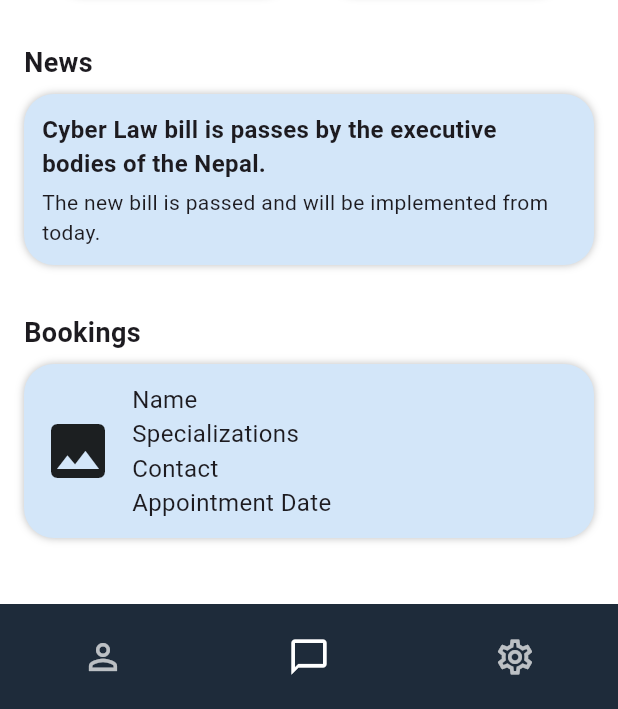
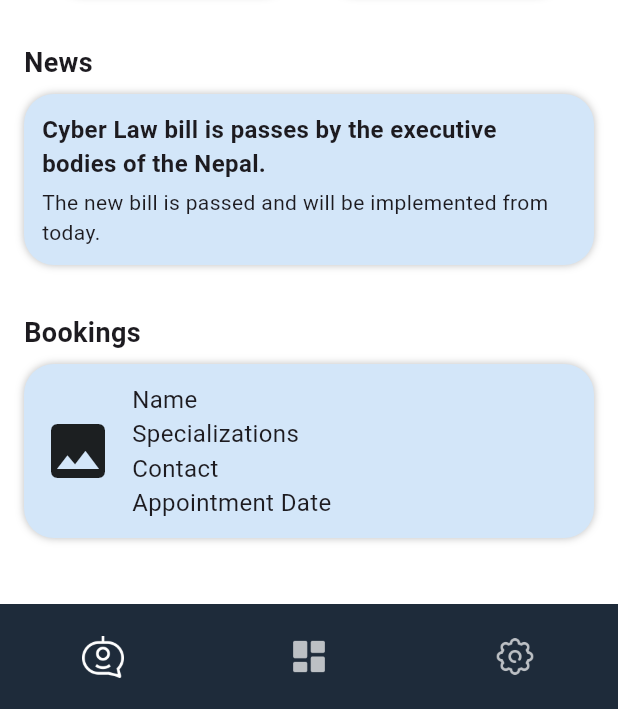
Before and after one commit to sach1nkhatri/lawyerup_android, a Flutter app: the DashboardPage screen opened by its route, scrolled down 68 dp, on a phone screen of 412 x 824 dp, the part 527-1236 px from its top. Run offline on Flutter 3.47's test engine with Material 3 defaults, Android fonts, the phone set to English and light mode, and no system bars; our stand-ins replace shared_preferences; accounts and stored records are empty.

Commit message:
Dashboard_view

```diff
--- a/lib/features/dashboard/pages/dashboard_page.dart
+++ b/lib/features/dashboard/pages/dashboard_page.dart
@@ -1,47 +1,39 @@
 import 'package:flutter/material.dart';
-import '../../../shared/widgets/bottom_nav.dart';
-import '../../../shared/widgets/logo_header.dart'; // <-- Add this import
-import '../widgets/quick_links.dart';
-import '../widgets/news_card.dart';
-import '../widgets/bookings_card.dart';
+import 'package:lawyerup_android/features/ai_chat/pages/chat_page.dart';
+import 'package:lawyerup_android/features/dashboard/pages/dashboard_view.dart';
+import 'package:lawyerup_android/features/settings/pages/settings_page.dart';
+import 'package:lawyerup_android/shared/widgets/bottom_nav.dart';
 
-class DashboardPage extends StatelessWidget {
+class DashboardPage extends StatefulWidget {
   const DashboardPage({super.key});
+
+  @override
+  State<DashboardPage> createState() => _DashboardPageState();
+}
+
+class _DashboardPageState extends State<DashboardPage> {
+  int _currentIndex = 0;
+
+  final List<Widget> _pages = const [
+    DashboardView(),
+    ChatPage(),        // Index 0
+    SettingsPage(),    // Index 2
+  ];
+
+  void _onTabTapped(int index) {
+    setState(() {
+      _currentIndex = index;
+    });
+  }
 
   @override
   Widget build(BuildContext context) {
     return Scaffold(
-      backgroundColor: Colors.white,
-      appBar: AppBar(
-        backgroundColor: const Color(0xFF1E2B3A),
-        elevation: 0,
-        centerTitle: true,
-        title: const Text(
-          "Home",
-          style: TextStyle(
-            fontSize: 20,
-            fontWeight: FontWeight.w600,
-            color: Colors.white,
-          ),
-        ),
+      body: _pages[_currentIndex],
+      bottomNavigationBar: BottomNav(
+        currentIndex: _currentIndex,
+        onTap: _onTabTapped, // ✅ Properly passed callback
       ),
-      body: SingleChildScrollView(
-        padding: const EdgeInsets.symmetric(horizontal: 16, vertical: 24),
-        child: Column(
-          crossAxisAlignment: CrossAxisAlignment.start,
-          children: const [
-            Center(child: LogoHeader()), // 👈 Logo under AppBar only here
-            SizedBox(height: 24),
-            QuickLinks(),
-            SizedBox(height: 32),
-            NewsCard(),
-            SizedBox(height: 32),
-            BookingsCard(),
-            SizedBox(height: 20),
-          ],
-        ),
-      ),
-      bottomNavigationBar: const BottomNav(currentIndex: 1),
     );
   }
 }
--- /dev/null
+++ b/lib/features/dashboard/pages/dashboard_view.dart
@@ -0,0 +1,46 @@
+import 'package:flutter/material.dart';
+import '../../../shared/widgets/logo_header.dart';
+import '../widgets/quick_links.dart';
+import '../widgets/news_card.dart';
+import '../widgets/bookings_card.dart';
+
+class DashboardView extends StatelessWidget {
+  const DashboardView({super.key});
+
+  @override
+  Widget build(BuildContext context) {
+    return Scaffold(
+      backgroundColor: Colors.white,
+      appBar: AppBar(
+        backgroundColor: const Color(0xFF1E2B3A),
+        elevation: 0,
+        centerTitle: true,
+        title: const Text(
+          "Home",
+          style: TextStyle(
+            fontSize: 20,
+            fontWeight: FontWeight.w600,
+            color: Colors.white,
+          ),
+        ),
+      ),
+      body: SingleChildScrollView(
+        padding: const EdgeInsets.symmetric(horizontal: 16, vertical: 24),
+        child: Column(
+          crossAxisAlignment: CrossAxisAlignment.start,
+          children: const [
+            Center(child: LogoHeader()),
+            SizedBox(height: 24),
+            QuickLinks(),
+            SizedBox(height: 32),
+            NewsCard(),
+            SizedBox(height: 32),
+            BookingsCard(),
+            SizedBox(height: 20),
+          ],
+        ),
+      ),
+      // bottomNavigationBar: const BottomNav(currentIndex: 1),
+    );
+  }
+}
--- a/lib/shared/widgets/bottom_nav.dart
+++ b/lib/shared/widgets/bottom_nav.dart
@@ -1,9 +1,4 @@
 import 'package:flutter/material.dart';
-import 'package:lawyerup_android/routes/app_router.dart';
-
-
-
-
 class BottomNav extends StatelessWidget {
   final int currentIndex;
   final Function(int)? onTap;
@@ -18,53 +13,32 @@ class BottomNav extends StatelessWidget {
   Widget build(BuildContext context) {
     const backgroundColor = Color(0xFF1E2B3A);
 
-    const icons = [
-      Icons.person_outline,
-      Icons.chat_bubble_outline,
-      Icons.settings_outlined,
+    const iconPaths = [
+      'assets/icons/chaticon.png',       // Index 0 → AI Chat
+      'assets/icons/dashboardicon.png',  // Index 1 → Dashboard
+      'assets/icons/settingsicon.png',   // Index 2 → Settings
     ];
+
     return Container(
       height: 70,
       color: backgroundColor,
       child: Row(
-        children: [
-          Expanded(
-            child: Center(
-              child: GestureDetector(
-                onTap: () => onTap?.call(0),
-                child: Icon(
-                  icons[0],
-                  size: 28,
-                  color: currentIndex == 0 ? Colors.white : Colors.white70,
+        mainAxisAlignment: MainAxisAlignment.spaceEvenly,
+        children: List.generate(iconPaths.length, (index) {
+          return Expanded(
+            child: GestureDetector(
+              onTap: () => onTap?.call(index),
+              child: Center(
+                child: Image.asset(
+                  iconPaths[index],
+                  width: 28,
+                  height: 28,
+                  color: currentIndex == index ? Colors.white : Colors.white70,
                 ),
               ),
             ),
-          ),
-          Expanded(
-            child: Center(
-              child: GestureDetector(
-                onTap: () => onTap?.call(1),
-                child: Icon(
-                  icons[1],
-                  size: 28,
-                  color: currentIndex == 1 ? Colors.white : Colors.white70,
-                ),
-              ),
-            ),
-          ),
-          Expanded(
-            child: Center(
-              child: GestureDetector(
-                onTap:() => Navigator.pushNamed(context, AppRouter.settings),
-                child: Icon(
-                  icons[2],
-                  size: 28,
-                  color: currentIndex == 2 ? Colors.white : Colors.white70,
-                ),
-              ),
-            ),
-          ),
-        ],
+          );
+        }),
       ),
     );
   }
--- a/pubspec.yaml
+++ b/pubspec.yaml
@@ -62,8 +62,7 @@ flutter:
   uses-material-design: true
   assets:
     - assets/images/
-    - assets/images/welcomescreendesign.png
-    - assets/images/judiciary.png
+    - assets/icons/
 
   # To add assets to your application, add an assets section, like this:
   # assets:
```
Also changed, not shown: lib/routes/app_router.dart (+7 -6 lines), assets/icons/chaticon.png (added), assets/icons/dashboardicon.png (added), assets/icons/profileicon.png (added), assets/icons/settingsicon.png (added).
